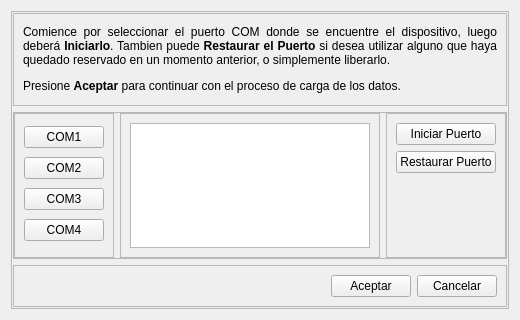
Before: the Qt Designer form transporte_ucv_harvester/deviceconnector.ui in BlastDV/compusciens-ucv-transporte-harvester, drawn with Qt 5.
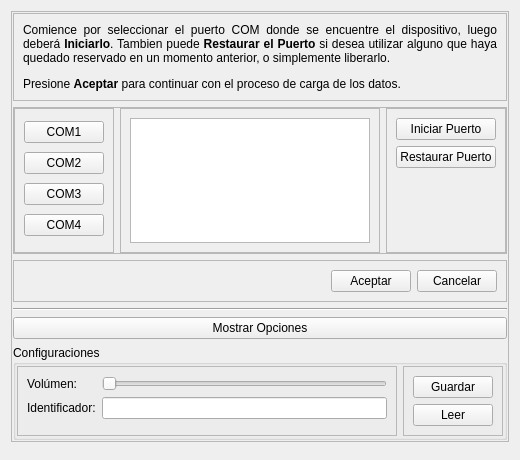
After: the same form once the commit is applied.

Commit message:
Ahora las configuraciones del dispositivo estan dentro de la clase de conexion para evitar problemas de acceso al dispositivo. Falta por terminar ese modulo, por ahora solo se puede leer la configuracion actual.
-Falta permitir guardar la configuracion y que esta no pueda ser editada si el dispositivo no esta conectado.

Patch:
```diff
--- a/transporte_ucv_harvester/deviceconnector.ui
+++ b/transporte_ucv_harvester/deviceconnector.ui
@@ -10,11 +10,11 @@
     <x>0</x>
     <y>0</y>
     <width>520</width>
-    <height>320</height>
+    <height>460</height>
    </rect>
   </property>
   <property name="sizePolicy">
-   <sizepolicy hsizetype="Preferred" vsizetype="Preferred">
+   <sizepolicy hsizetype="Preferred" vsizetype="Fixed">
     <horstretch>0</horstretch>
     <verstretch>0</verstretch>
    </sizepolicy>
@@ -22,19 +22,19 @@
   <property name="minimumSize">
    <size>
     <width>520</width>
-    <height>320</height>
+    <height>460</height>
    </size>
   </property>
   <property name="maximumSize">
    <size>
     <width>520</width>
-    <height>386</height>
+    <height>460</height>
    </size>
   </property>
   <property name="windowTitle">
-   <string>Asistente de Conexión</string>
+   <string>Asistente de Conexión y Configuración</string>
   </property>
-  <layout class="QHBoxLayout" name="horizontalLayout">
+  <layout class="QVBoxLayout" name="verticalLayout_5">
    <item>
     <widget class="QFrame" name="MainFrame">
      <property name="sizePolicy">
@@ -329,9 +329,135 @@
         </layout>
        </widget>
       </item>
+      <item>
+       <widget class="Line" name="line">
+        <property name="orientation">
+         <enum>Qt::Horizontal</enum>
+        </property>
+       </widget>
+      </item>
+      <item>
+       <widget class="QPushButton" name="ShowSettingsButton">
+        <property name="text">
+         <string>Mostrar Opciones</string>
+        </property>
+       </widget>
+      </item>
+      <item>
+       <widget class="QGroupBox" name="SettingsGroupBox">
+        <property name="title">
+         <string>Configuraciones</string>
+        </property>
+        <property name="flat">
+         <bool>true</bool>
+        </property>
+        <layout class="QHBoxLayout" name="horizontalLayout">
+         <property name="leftMargin">
+          <number>1</number>
+         </property>
+         <property name="topMargin">
+          <number>1</number>
+         </property>
+         <property name="rightMargin">
+          <number>1</number>
+         </property>
+         <property name="bottomMargin">
+          <number>1</number>
+         </property>
+         <item>
+          <widget class="QFrame" name="OptionsFrame">
+           <property name="frameShape">
+            <enum>QFrame::StyledPanel</enum>
+           </property>
+           <property name="frameShadow">
+            <enum>QFrame::Raised</enum>
+           </property>
+           <layout class="QFormLayout" name="formLayout">
+            <item row="0" column="0">
+             <widget class="QLabel" name="DeviceVolumeLabel">
+              <property name="text">
+               <string>Volúmen:</string>
+              </property>
+             </widget>
+            </item>
+            <item row="1" column="0">
+             <widget class="QLabel" name="DeviceIDLabel">
+              <property name="text">
+               <string>Identificador:</string>
+              </property>
+             </widget>
+            </item>
+            <item row="0" column="1">
+             <widget class="QSlider" name="DeviceVolumeInput">
+              <property name="minimum">
+               <number>1</number>
+              </property>
+              <property name="maximum">
+               <number>4</number>
+              </property>
+              <property name="pageStep">
+               <number>2</number>
+              </property>
+              <property name="orientation">
+               <enum>Qt::Horizontal</enum>
+              </property>
+             </widget>
+            </item>
+            <item row="1" column="1">
+             <widget class="QLineEdit" name="DeviceIDInput">
+              <property name="maxLength">
+               <number>8</number>
+              </property>
+             </widget>
+            </item>
+           </layout>
+          </widget>
+         </item>
+         <item>
+          <widget class="QFrame" name="ControlsFrame">
+           <property name="frameShape">
+            <enum>QFrame::StyledPanel</enum>
+           </property>
+           <property name="frameShadow">
+            <enum>QFrame::Raised</enum>
+           </property>
+           <layout class="QVBoxLayout" name="verticalLayout_6">
+            <item>
+             <widget class="QPushButton" name="SaveSettingsButton">
+              <property name="text">
+               <string>Guardar</string>
+              </property>
+             </widget>
+            </item>
+            <item>
+             <widget class="QPushButton" name="ReadSettingsButton">
+              <property name="text">
+               <string>Leer</string>
+              </property>
+             </widget>
+            </item>
+           </layout>
+          </widget>
+         </item>
+        </layout>
+       </widget>
+      </item>
      </layout>
     </widget>
    </item>
+   <item>
+    <spacer name="verticalSpacer_2">
+     <property name="orientation">
+      <enum>Qt::Vertical</enum>
+     </property>
+     <property name="sizeHint" stdset="0">
+      <size>
+       <width>20</width>
+       <height>40</height>
+      </size>
+     </property>
+    </spacer>
+   </item>
   </layout>
  </widget>
  <resources/>
```
The commit also changes 9 other files.
